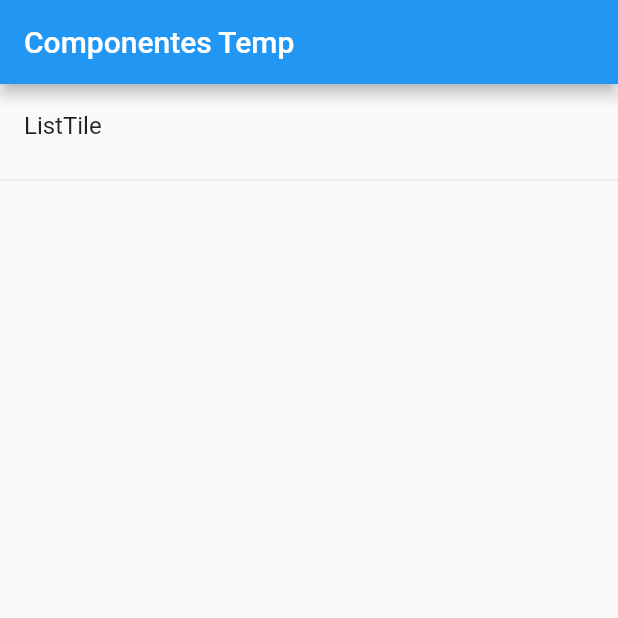
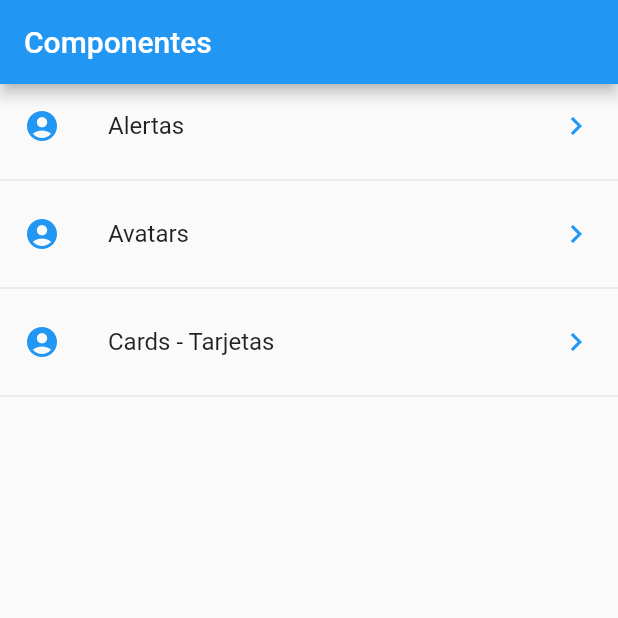
Before and after one commit to ElisAlvarez75/flutter-componentes, a Flutter app: the screen it shows after launch, on a phone screen of 412 x 824 dp, the top half of it. Run offline on Flutter 3.47's test engine with Material 2 defaults, Android fonts, the phone set to English and light mode, and no system bars.

Commit message:
Implementando Flutter Componentes

```diff
--- /dev/null
+++ b/data/menu_opts.json
@@ -0,0 +1,20 @@
+{
+    "nombreApp" : "Componentes",
+    "rutas" : [
+        {
+            "ruta" : "alert",
+            "icon" : "add_alert",
+            "texto": "Alertas"
+        },
+        {
+            "ruta" : "avatar",
+            "icon" : "accessibility",
+            "texto": "Avatars"
+        },
+        {
+            "ruta" : "card",
+            "icon" : "folder_open",
+            "texto": "Cards - Tarjetas"
+        }
+    ]
+}
--- a/lib/main.dart
+++ b/lib/main.dart
@@ -1,4 +1,4 @@
-import 'package:componentes/src/pages/home_temp.dart';
+import 'package:componentes/src/src/pages/home_page.dart';
 import 'package:flutter/material.dart';
 
 void main() => runApp(MyApp());
@@ -9,7 +9,7 @@ class MyApp extends StatelessWidget {
     return MaterialApp(
       title: 'Material App',
       debugShowCheckedModeBanner: false,
-      home: HomePageTemp(),
+      home: HomePage(),
       );
   }
 }
--- a/lib/src/pages/home_temp.dart
+++ /dev/null
@@ -1,20 +0,0 @@
-import 'package:flutter/material.dart';
-
-class HomePageTemp extends StatelessWidget {
-  @override
-  Widget build(BuildContext context) {
-    return Scaffold(
-      appBar: AppBar(
-        title: Text('Componentes Temp'),
-      ),
-      body: ListView(
-        children: [
-          ListTile(
-            title: Text('ListTile'),
-          ),
-          Divider(),
-        ],
-      ),
-    );
-  }
-}
--- /dev/null
+++ b/lib/src/src/pages/home_page.dart
@@ -0,0 +1,52 @@
+import 'package:componentes/src/src/providers/menu_provider.dart';
+import 'package:flutter/material.dart';
+
+class HomePage extends StatelessWidget {
+  @override
+  Widget build(BuildContext context) {
+    return Scaffold(
+      appBar: AppBar(
+        title: Text('Componentes'),
+      ),
+      body: _lista(),
+    );
+  }
+
+  Widget _lista() {
+    // menuProvider.cargarData()
+
+    return FutureBuilder(
+      future: menuProvider.cargarData(),
+      initialData: [],
+      builder: (context, AsyncSnapshot<List<dynamic>> snapshot) {
+        print('builder');
+        print(snapshot.data);
+        return ListView(
+          children: _listaItems(snapshot.data),
+        );
+      },
+    );
+  }
+
+  List<Widget> _listaItems(List<dynamic> data) {
+    final List<Widget> opciones = [];
+    data.forEach((opt) {
+      final widgetTemp = ListTile(
+        title: Text(opt['texto']),
+        leading: Icon(
+          Icons.account_circle,
+          color: Colors.blue,
+        ),
+        trailing: Icon(
+          Icons.keyboard_arrow_right,
+          color: Colors.blue,
+        ),
+        onTap: () {},
+      );
+
+      opciones..add(widgetTemp)..add(Divider());
+    });
+
+    return opciones;
+  }
+}
--- a/pubspec.yaml
+++ b/pubspec.yaml
@@ -45,8 +45,8 @@ flutter:
   uses-material-design: true
 
   # To add assets to your application, add an assets section, like this:
-  # assets:
-  #   - images/a_dot_burr.jpeg
+  assets:
+   - data/menu_opts.json
   #   - images/a_dot_ham.jpeg
 
   # An image asset can refer to one or more resolution-specific "variants", see
```
Also changed, not shown: lib/src/src/pages/home_temp.dart (added, +57 -0 lines), lib/src/src/providers/menu_provider.dart (added, +20 -0 lines).
